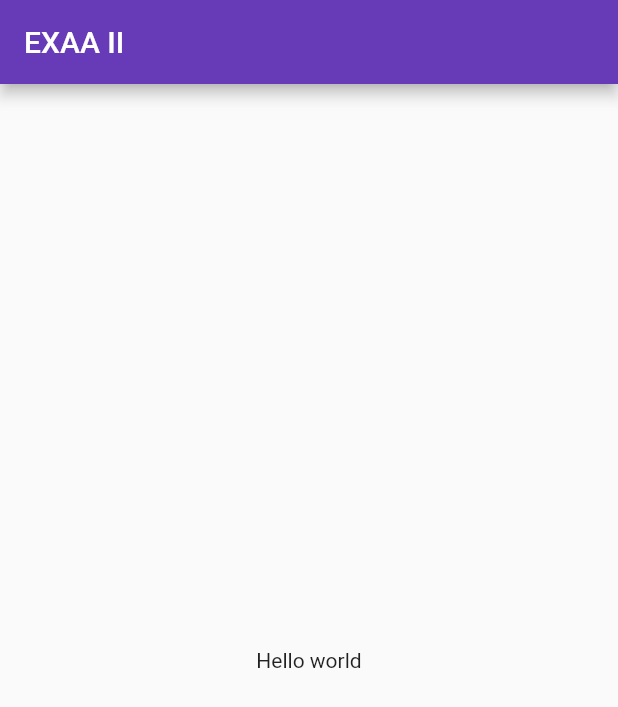
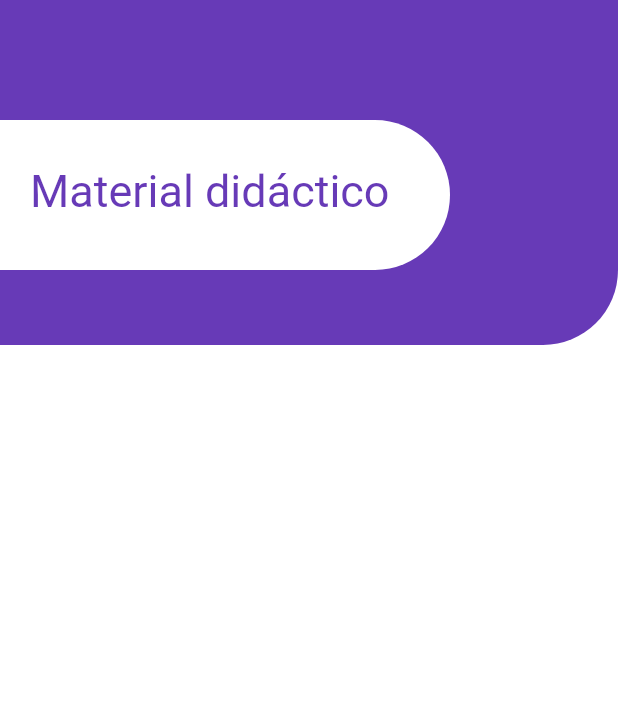
Before and after one commit to brandonrdgz/exaa_2, a Flutter app: the screen it shows after launch, on a phone screen of 412 x 824 dp. Shown: the top 707 px of the screen. Run offline on Flutter 3.47's test engine with Material 2 defaults, Android fonts, the phone set to English and light mode, and no system bars.

Commit message:
adding a header with design

```diff
--- a/lib/main.dart
+++ b/lib/main.dart
@@ -9,7 +9,7 @@ class MyApp extends StatelessWidget {
     return MaterialApp(
       debugShowCheckedModeBanner: false,
       title: 'EXAA II',
-      initialRoute: 'login',
+      initialRoute: 'learning',
       routes: Routes.routes,
       theme: ThemeData(
         primarySwatch: Colors.deepPurple,
--- /dev/null
+++ b/lib/pages/learning_page.dart
@@ -0,0 +1,60 @@
+import 'package:flutter/material.dart';
+
+class LearningPage extends StatefulWidget {
+  const LearningPage({Key? key}) : super(key: key);
+
+  @override
+  State<LearningPage> createState() => _LearningPageState();
+}
+
+class _LearningPageState extends State<LearningPage> {
+  @override
+  Widget build(BuildContext context) {
+    Color color = Theme.of(context).primaryColor;
+    final double height = MediaQuery.of(context).size.height;
+    final double width = MediaQuery.of(context).size.width;
+    return Scaffold(
+      backgroundColor: Colors.white,
+      body: Column(
+        children: <Widget>[
+          Container(
+            height: 230,
+            decoration: BoxDecoration(
+              borderRadius: BorderRadius.only(
+                bottomRight: Radius.circular(50),
+              ),
+              color: color,
+            ),
+            child: Stack(
+              children: <Widget>[
+                Positioned(
+                  top: 80,
+                  left: 0,
+                  child: Container(
+                    height: 100,
+                    width: 300,
+                    decoration: BoxDecoration(
+                      borderRadius: BorderRadius.only(
+                        topRight: Radius.circular(50),
+                        bottomRight: Radius.circular(50),
+                      ),
+                      color: Colors.white,
+                    ),
+                  ),
+                ),
+                Positioned(
+                  top: 110,
+                  left: 20,
+                  child: Text(
+                    'Material didáctico',
+                    style: TextStyle(fontSize: 30, color: color),
+                  ),
+                )
+              ],
+            ),
+          )
+        ],
+      ),
+    );
+  }
+}
--- a/lib/utils/routes.dart
+++ b/lib/utils/routes.dart
@@ -1,3 +1,4 @@
+import 'package:exaa_2/pages/learning_page.dart';
 import 'package:exaa_2/pages/login_page.dart';
 import 'package:flutter/cupertino.dart';
 
@@ -5,6 +6,7 @@ import 'package:flutter/material.dart';
 
 class Routes {
   static Map<String, Widget Function(BuildContext)> routes = {
-    'login': (BuildContext context) => LoginPage()
+    'login': (BuildContext context) => LoginPage(),
+    'learning': (BuildContext context) => LearningPage()
   };
 }
```
